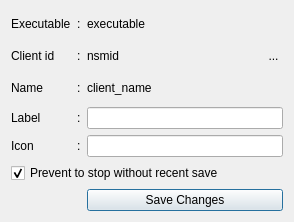
Before: the Qt Designer form resources/ui/client_properties.ui in Houston4444/RaySession, drawn with Qt 5.
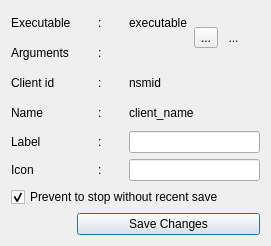
After: the same form once the commit is applied. Icons and pictures are not drawn.

Commit message: add possibility to change executable and add arguments to a client (not recommended)

Patch:
```diff
--- a/resources/ui/client_properties.ui
+++ b/resources/ui/client_properties.ui
@@ -6,22 +6,49 @@
    <rect>
     <x>0</x>
     <y>0</y>
-    <width>294</width>
-    <height>222</height>
+    <width>271</width>
+    <height>246</height>
    </rect>
   </property>
   <property name="windowTitle">
    <string>Properties</string>
   </property>
   <layout class="QGridLayout" name="gridLayout">
-   <item row="2" column="2" colspan="2">
+   <item row="2" column="4" colspan="3">
+    <widget class="QLabel" name="labelId">
+     <property name="text">
+      <string>nsmid</string>
+     </property>
+    </widget>
+   </item>
+   <item row="3" column="4" colspan="3">
     <widget class="QLabel" name="labelClientName">
      <property name="text">
       <string>client_name</string>
      </property>
     </widget>
    </item>
-   <item row="2" column="1">
+   <item row="2" column="2" colspan="2">
+    <widget class="QLabel" name="label_7">
+     <property name="sizePolicy">
+      <sizepolicy hsizetype="Minimum" vsizetype="Preferred">
+       <horstretch>0</horstretch>
+       <verstretch>0</verstretch>
+      </sizepolicy>
+     </property>
+     <property name="text">
+      <string>:</string>
+     </property>
+    </widget>
+   </item>
+   <item row="1" column="0">
+    <widget class="QLabel" name="label_11">
+     <property name="text">
+      <string>Arguments</string>
+     </property>
+    </widget>
+   </item>
+   <item row="3" column="2">
     <widget class="QLabel" name="label_8">
      <property name="sizePolicy">
       <sizepolicy hsizetype="Minimum" vsizetype="Preferred">
@@ -34,61 +61,34 @@
      </property>
     </widget>
    </item>
-   <item row="0" column="2" colspan="2">
+   <item row="0" column="4" colspan="2">
     <widget class="QLabel" name="labelExecutable">
      <property name="text">
       <string>executable</string>
      </property>
     </widget>
    </item>
-   <item row="3" column="0">
+   <item row="4" column="0">
     <widget class="QLabel" name="label_6">
      <property name="text">
       <string>Label</string>
      </property>
     </widget>
    </item>
-   <item row="4" column="0">
+   <item row="5" column="0">
     <widget class="QLabel" name="label_5">
      <property name="text">
       <string>Icon</string>
      </property>
     </widget>
    </item>
-   <item row="4" column="2" colspan="3">
-    <widget class="QLineEdit" name="lineEditIcon"/>
-   </item>
-   <item row="3" column="2" colspan="3">
+   <item row="4" column="4" colspan="5">
     <widget class="QLineEdit" name="lineEditLabel"/>
    </item>
-   <item row="0" column="4" rowspan="3">
-    <widget class="QToolButton" name="toolButtonIcon">
-     <property name="styleSheet">
-      <string notr="true">QToolButton{border:none}</string>
-     </property>
-     <property name="text">
-      <string>...</string>
-     </property>
-     <property name="icon">
-      <iconset theme="application-pdf">
-       <normaloff>.</normaloff>.</iconset>
-     </property>
-     <property name="iconSize">
-      <size>
-       <width>48</width>
-       <height>48</height>
-      </size>
-     </property>
-    </widget>
+   <item row="5" column="4" colspan="5">
+    <widget class="QLineEdit" name="lineEditIcon"/>
    </item>
-   <item row="1" column="2" colspan="2">
-    <widget class="QLabel" name="labelId">
-     <property name="text">
-      <string>nsmid</string>
-     </property>
-    </widget>
-   </item>
-   <item row="3" column="1">
+   <item row="4" column="2">
     <widget class="QLabel" name="label_9">
      <property name="sizePolicy">
       <sizepolicy hsizetype="Minimum" vsizetype="Preferred">
@@ -101,18 +101,7 @@
      </property>
     </widget>
    </item>
-   <item row="6" column="2" colspan="3">
-    <widget class="QPushButton" name="pushButtonSaveChanges">
-     <property name="text">
-      <string>Save Changes</string>
-     </property>
-     <property name="icon">
-      <iconset theme="document-save">
-       <normaloff>.</normaloff>.</iconset>
-     </property>
-    </widget>
-   </item>
-   <item row="0" column="1">
+   <item row="0" column="2">
     <widget class="QLabel" name="label_4">
      <property name="sizePolicy">
       <sizepolicy hsizetype="Fixed" vsizetype="Preferred">
@@ -138,7 +127,7 @@
      </property>
     </widget>
    </item>
-   <item row="4" column="1">
+   <item row="5" column="2">
     <widget class="QLabel" name="label_10">
      <property name="sizePolicy">
       <sizepolicy hsizetype="Minimum" vsizetype="Preferred">
@@ -151,34 +140,21 @@
      </property>
     </widget>
    </item>
-   <item row="2" column="0">
+   <item row="3" column="0">
     <widget class="QLabel" name="label_2">
      <property name="text">
       <string>Name</string>
      </property>
     </widget>
    </item>
-   <item row="1" column="1">
-    <widget class="QLabel" name="label_7">
-     <property name="sizePolicy">
-      <sizepolicy hsizetype="Minimum" vsizetype="Preferred">
-       <horstretch>0</horstretch>
-       <verstretch>0</verstretch>
-      </sizepolicy>
-     </property>
-     <property name="text">
-      <string>:</string>
-     </property>
-    </widget>
-   </item>
-   <item row="1" column="0">
+   <item row="2" column="0">
     <widget class="QLabel" name="label_3">
      <property name="text">
       <string>Client id</string>
      </property>
     </widget>
    </item>
-   <item row="5" column="0" colspan="5">
+   <item row="6" column="0" colspan="9">
     <widget class="QCheckBox" name="checkBoxSaveStop">
      <property name="text">
       <string>Prevent to stop without recent save</string>
@@ -188,6 +164,64 @@
      </property>
     </widget>
    </item>
+   <item row="1" column="4" colspan="2">
+    <widget class="QLabel" name="labelArguments">
+     <property name="text">
+      <string/>
+     </property>
+    </widget>
+   </item>
+   <item row="1" column="2">
+    <widget class="QLabel" name="label_12">
+     <property name="text">
+      <string>:</string>
+     </property>
+    </widget>
+   </item>
+   <item row="0" column="6" rowspan="2">
+    <widget class="QToolButton" name="toolButtonEditExecutable">
+     <property name="toolTip">
+      <string>Edit executable</string>
+     </property>
+     <property name="text">
+      <string>...</string>
+     </property>
+     <property name="icon">
+      <iconset theme="edit-rename"/>
+     </property>
+    </widget>
+   </item>
+   <item row="0" column="7" rowspan="2" colspan="2">
+    <widget class="QToolButton" name="toolButtonIcon">
+     <property name="styleSheet">
+      <string notr="true">QToolButton{border:none}</string>
+     </property>
+     <property name="text">
+      <string>...</string>
+     </property>
+     <property name="icon">
+      <iconset theme="application-pdf">
+       <normaloff>.</normaloff>.</iconset>
+     </property>
+     <property name="iconSize">
+      <size>
+       <width>48</width>
+       <height>48</height>
+      </size>
+     </property>
+    </widget>
+   </item>
+   <item row="7" column="1" colspan="8">
+    <widget class="QPushButton" name="pushButtonSaveChanges">
+     <property name="text">
+      <string>Save Changes</string>
+     </property>
+     <property name="icon">
+      <iconset theme="document-save">
+       <normaloff>.</normaloff>.</iconset>
+     </property>
+    </widget>
+   </item>
   </layout>
  </widget>
  <resources/>
```
The commit also changes 4 other files.
